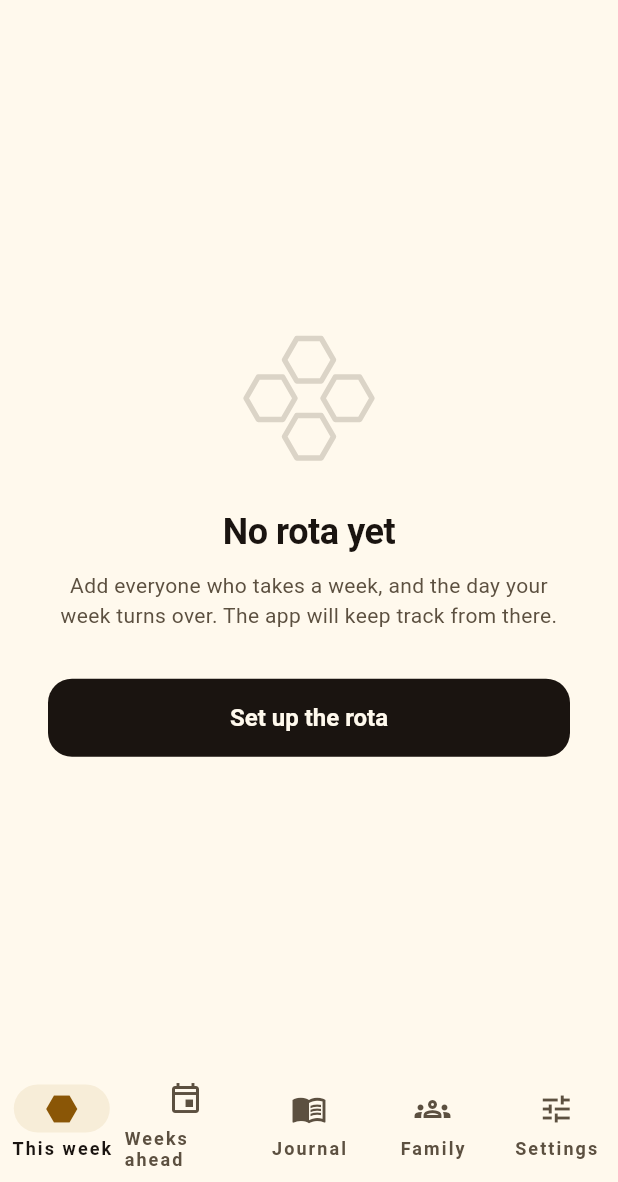
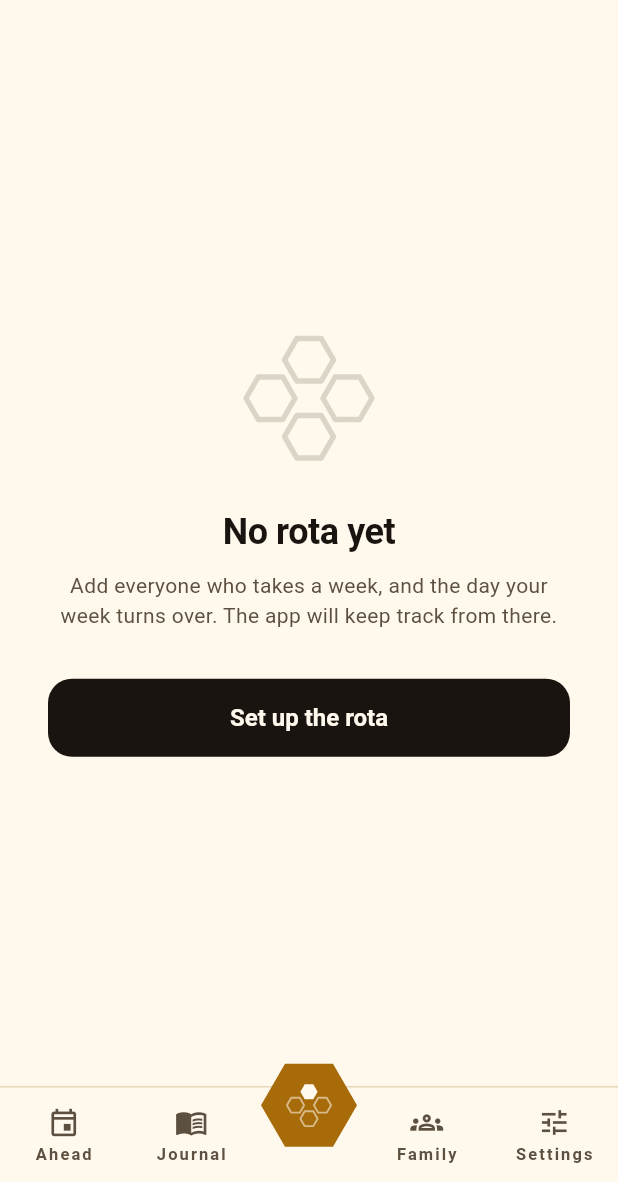
Before and after one commit to Jabulile1704/Mashibini-Prayer, a Flutter app: the screen it shows after launch, on a phone screen of 412 x 824 dp, the part 54-1236 px from its top. Run offline on Flutter 3.47's test engine with Material 3 defaults, Android fonts, the phone set to English and light mode, and no system bars; our stand-ins replace firebase_core, flutter_local_notifications, image_picker, package_info_plus, share_plus, shared_preferences and 1 more; accounts and stored records are empty.

Commit message:
feat(ui): the centre of the bar is a comb cell
Two complaints from the owner, with different causes.

"Weeks ahead" wrapped onto two lines. Five labels share the width of a
phone and that one is eleven characters with a space in it; `NavigationBar`
wraps rather than truncating, so its icon was pushed up and the row sat
visibly uneven beside four single-line neighbours. Nothing was clipped —
#111 claimed otherwise and was wrong — it was ragged. It is `Ahead` now,
which beside a centre cell meaning *this week* is the same distinction in
half the space.

And This week was the first of five equal icons. Day 8 decided this app
answers one question; a bar giving that answer the same weight as Settings
says the opposite of every other decision in it. It is the middle
destination now, raised out of the bar as a hexagon drawn from
`CombMarkPainter.cell` — the app's own geometry rather than a second piece
of trigonometry that can drift from it.

Its label is not drawn. The shape is the label: the only thing above the
line, and the screen it opens says "This week" at the top. Screen readers
are given the word regardless.

Replacing `NavigationBar` means providing what it gave for free, so that is
written out rather than assumed: semantics with `button` and `selected` on
every destination including the unlabelled one, selection marked by a
filled icon *and* a heavier label *and* a filled cell rather than by colour
alone, the centre's tap target squared up to `Touch.minimum` so the
hexagon's narrow waist is not the only thing answering a finger, and
`FittedBox(scaleDown)` with `maxLines: 1` on the side labels — which makes
the wrapping defect impossible by construction rather than by choosing
short words carefully.

ADR-022. ADR-016's "four tabs in a bottom navigation bar" is now wrong
twice, and both amendments came from the owner looking at the running app.

```diff
--- a/lib/src/presentation/screens/home_shell.dart
+++ b/lib/src/presentation/screens/home_shell.dart
@@ -9,13 +9,15 @@ import '../../data/sources/platform/photos.dart';
 import '../../data/sources/platform/sharing.dart';
 import '../../domain/entities/calendar_date.dart';
 import '../../domain/ids.dart';
+import '../widgets/comb_bar.dart';
 import 'family_tree_screen.dart';
 import 'journal_screen.dart';
 import 'schedule_screen.dart';
 import 'settings_screen.dart';
 import 'this_week_screen.dart';
 
-/// The five tabs, and the bar that moves between them (ADR-016, ADR-020).
+/// The five tabs, and the comb that moves between them (ADR-016, ADR-020,
+/// ADR-022).
 ///
 /// Before this, every destination in the app was a `Navigator.push` from
 /// This Week, three of them from icon buttons in the top-right — the hardest
@@ -58,17 +60,51 @@ class HomeShell extends StatefulWidget {
 
   static const Key bar = Key('shell.bar');
 
-  /// The five destination labels, in order.
+  /// Where the raised comb cell sits: the middle of five.
+  static const int centre = 2;
+
+  /// The five destinations, in the order they appear.
   ///
-  /// Exposed so the accessibility sweep measures the real list rather than a
-  /// copy of it that can fall behind — which matters more than it sounds,
-  /// because what that sweep measures is whether these words fit (#111).
-  static const List<String> labels = <String>[
-    'This week',
-    'Weeks ahead',
-    'Journal',
-    'Family',
-    'Settings',
+  /// **This week is in the middle**, not first, and is the raised cell. The
+  /// app answers one question and the bar should look like it does — see
+  /// ADR-022.
+  ///
+  /// Every label is **one word** except the centre's, which is not drawn.
+  /// Five labels share the width of a phone, and "Weeks ahead" wrapped onto
+  /// two lines, which pushed its icon up and left the row ragged. "Ahead"
+  /// beside a centre cell meaning this week is not ambiguous; it is the
+  /// same distinction in half the space.
+  static const List<CombDestination> destinations = <CombDestination>[
+    CombDestination(
+      icon: Icons.event_outlined,
+      selectedIcon: Icons.event,
+      label: 'Ahead',
+    ),
+    CombDestination(
+      icon: Icons.menu_book_outlined,
+      selectedIcon: Icons.menu_book,
+      label: 'Journal',
+    ),
+    CombDestination(
+      icon: Icons.hexagon_outlined,
+      selectedIcon: Icons.hexagon,
+      label: 'This week',
+    ),
+    CombDestination(
+      icon: Icons.groups_outlined,
+      selectedIcon: Icons.groups,
+      label: 'Family',
+    ),
+    CombDestination(
+      icon: Icons.tune_outlined,
+      selectedIcon: Icons.tune,
+      label: 'Settings',
+    ),
+  ];
+
+  /// The five labels, in order. For the accessibility sweep.
+  static List<String> get labels => <String>[
+    for (final CombDestination d in destinations) d.label,
   ];
 
   @override
@@ -76,7 +112,13 @@ class HomeShell extends StatefulWidget {
 }
 
 class _HomeShellState extends State<HomeShell> {
-  int _tab = 0;
+  /// Opens on This week.
+  ///
+  /// It is the middle destination now rather than the first, and the app
+  /// exists to answer the question that screen answers — so the index is
+  /// named rather than left as a 0 that used to mean the same thing by
+  /// accident.
+  int _tab = HomeShell.centre;
 
   @override
   Widget build(BuildContext context) {
@@ -89,12 +131,7 @@ class _HomeShellState extends State<HomeShell> {
       body: IndexedStack(
         index: _tab,
         children: <Widget>[
-          ThisWeekScreen(
-            repository: widget.repository,
-            settings: widget.settings,
-            ids: widget.ids,
-            today: widget.today,
-          ),
+          // In `HomeShell.destinations` order, which puts This week third.
           ScheduleScreen(
             familyRepository: widget.repository,
             settings: widget.settings,
@@ -102,6 +139,12 @@ class _HomeShellState extends State<HomeShell> {
             today: widget.today,
           ),
           JournalScreen(journal: widget.journal, today: widget.today),
+          ThisWeekScreen(
+            repository: widget.repository,
+            settings: widget.settings,
+            ids: widget.ids,
+            today: widget.today,
+          ),
           FamilyTreeScreen(
             familyRepository: widget.repository,
             photos: widget.photos,
@@ -120,37 +163,12 @@ class _HomeShellState extends State<HomeShell> {
           ),
         ],
       ),
-      bottomNavigationBar: NavigationBar(
+      bottomNavigationBar: CombBar(
         key: HomeShell.bar,
+        destinations: HomeShell.destinations,
+        centreIndex: HomeShell.centre,
         selectedIndex: _tab,
-        onDestinationSelected: (int to) => setState(() => _tab = to),
-        destinations: const <NavigationDestination>[
-          NavigationDestination(
-            icon: Icon(Icons.hexagon_outlined),
-            selectedIcon: Icon(Icons.hexagon),
-            label: 'This week',
-          ),
-          NavigationDestination(
-            icon: Icon(Icons.event_outlined),
-            selectedIcon: Icon(Icons.event),
-            label: 'Weeks ahead',
-          ),
-          NavigationDestination(
-            icon: Icon(Icons.menu_book_outlined),
-            selectedIcon: Icon(Icons.menu_book),
-            label: 'Journal',
-          ),
-          NavigationDestination(
-            icon: Icon(Icons.groups_outlined),
-            selectedIcon: Icon(Icons.groups),
-            label: 'Family',
-          ),
-          NavigationDestination(
-            icon: Icon(Icons.tune_outlined),
-            selectedIcon: Icon(Icons.tune),
-            label: 'Settings',
-          ),
-        ],
+        onSelected: (int to) => setState(() => _tab = to),
       ),
     );
   }
--- /dev/null
+++ b/lib/src/presentation/widgets/comb_bar.dart
@@ -0,0 +1,275 @@
+import 'package:flutter/material.dart';
+
+import '../brand/mark.dart';
+import '../brand/tokens.dart';
+
+/// One destination in the [CombBar].
+class CombDestination {
+  const CombDestination({
+    required this.icon,
+    required this.selectedIcon,
+    required this.label,
+  });
+
+  final IconData icon;
+  final IconData selectedIcon;
+
+  /// One word wherever one word will do.
+  ///
+  /// Five labels share the width of a phone, so a two-word label is a label
+  /// that wraps — which is what "Weeks ahead" did, and it looked like a
+  /// mistake rather than a design.
+  final String label;
+}
+
+/// The bottom bar: four destinations, and the one the app is about raised
+/// into a comb cell between them.
+///
+/// Material's `NavigationBar` divides its width evenly and gives every
+/// destination the same weight. That is the right default and the wrong
+/// answer here, for a reason Day 8 settled long before this widget existed:
+/// **the app answers one question.** A bar in which "whose week is it" is
+/// the third of five equal icons says the opposite.
+///
+/// So the centre is a hexagon, drawn in the same geometry as the app's mark
+/// (`CombMarkPainter.cell`), sitting above the bar's own edge. It is the
+/// only destination with a filled shape behind it, and it is the only one
+/// that breaks the line — two differences, neither of them colour alone,
+/// because colour alone is not a distinction everybody can see.
+class CombBar extends StatelessWidget {
+  const CombBar({
+    required this.destinations,
+    required this.centreIndex,
+    required this.selectedIndex,
+    required this.onSelected,
+    super.key,
+  });
+
+  /// Every destination, in the order they appear — including the centre.
+  final List<CombDestination> destinations;
+
+  /// Which of [destinations] is raised. Expected to be the middle one.
+  final int centreIndex;
+
+  final int selectedIndex;
+  final ValueChanged<int> onSelected;
+
+  /// How far the comb cell rises above the bar.
+  static const double overhang = Space.lg;
+
+  /// The cell's width. Its height follows from the hexagon being regular.
+  static const double cellWidth = 64;
+
+  /// The flat part of the bar, below the overhang.
+  static const double barHeight = 64;
+
+  @override
+  Widget build(BuildContext context) {
+    final ThemeData theme = Theme.of(context);
+    final double bottomInset = MediaQuery.paddingOf(context).bottom;
+
+    return SizedBox(
+      // The overhang is outside the bar's own box, so the Stack needs room
+      // for it or the cell is clipped at its own top edge.
+      height: barHeight + overhang + bottomInset,
+      child: Stack(
+        clipBehavior: Clip.none,
+        children: <Widget>[
+          Positioned(
+            left: 0,
+            right: 0,
+            bottom: 0,
+            child: Container(
+              height: barHeight + bottomInset,
+              padding: EdgeInsets.only(bottom: bottomInset),
+              decoration: BoxDecoration(
+                color: theme.colorScheme.surfaceContainer,
+                border: Border(
+                  top: BorderSide(color: theme.colorScheme.outlineVariant),
+                ),
+              ),
+              child: Row(
+                children: <Widget>[
+                  for (int i = 0; i < destinations.length; i++)
+                    if (i == centreIndex)
+                      // The centre keeps its share of the row so the four
+                      // others stay evenly spaced; the cell itself is drawn
+                      // over this gap by the Positioned below.
+                      const SizedBox(width: cellWidth + Space.sm)
+                    else
+                      Expanded(
+                        child: _SideDestination(
+                          destination: destinations[i],
+                          selected: i == selectedIndex,
+                          onTap: () => onSelected(i),
+                        ),
+                      ),
+                ],
+              ),
+            ),
+          ),
+          Positioned(
+            top: 0,
+            left: 0,
+            right: 0,
+            child: Center(
+              child: _CentreCell(
+                destination: destinations[centreIndex],
+                selected: centreIndex == selectedIndex,
+                onTap: () => onSelected(centreIndex),
+              ),
+            ),
+          ),
+        ],
+      ),
+    );
+  }
+}
+
+/// One of the four ordinary destinations.
+class _SideDestination extends StatelessWidget {
+  const _SideDestination({
+    required this.destination,
+    required this.selected,
+    required this.onTap,
+  });
+
+  final CombDestination destination;
+  final bool selected;
+  final VoidCallback onTap;
+
+  @override
+  Widget build(BuildContext context) {
+    final ThemeData theme = Theme.of(context);
+    final Color colour = selected
+        ? theme.colorScheme.secondary
+        : theme.colorScheme.onSurfaceVariant;
+
+    return Semantics(
+      button: true,
+      selected: selected,
+      label: destination.label,
+      child: ExcludeSemantics(
+        child: InkResponse(
+          onTap: onTap,
+          radius: Touch.minimum,
+          child: SizedBox(
+            height: Touch.minimum,
+            child: Column(
+              mainAxisAlignment: MainAxisAlignment.center,
+              children: <Widget>[
+                Icon(
+                  selected ? destination.selectedIcon : destination.icon,
+                  size: 22,
+                  color: colour,
+                ),
+                const SizedBox(height: Space.xs),
+                // One line, always. A label that wraps in a bar this short
+                // pushes the icon up and makes the row ragged, which is the
+                // complaint that produced this widget. `scaleDown` keeps the
+                // whole word at any text size instead of hyphenating it.
+                FittedBox(
+                  fit: BoxFit.scaleDown,
+                  child: Text(
+                    destination.label,
+                    maxLines: 1,
+                    style: theme.textTheme.labelSmall?.copyWith(
+                      color: colour,
+                      fontWeight: selected ? FontWeight.w600 : null,
+                    ),
+                  ),
+                ),
+              ],
+            ),
+          ),
+        ),
+      ),
+    );
+  }
+}
+
+/// The raised comb cell in the middle.
+///
+/// No label under it. The shape is the label: it is the app's own mark, it
+/// is the only thing above the line, and the screen it opens says "This
+/// week" at the top. A word under a hexagon that is already twice the size
+/// of its neighbours would be the third way of saying the same thing.
+///
+/// A screen reader is given the full name regardless — the shape says it to
+/// people who can see it, and `Semantics` says it to people who cannot.
+class _CentreCell extends StatelessWidget {
+  const _CentreCell({
+    required this.destination,
+    required this.selected,
+    required this.onTap,
+  });
+
+  final CombDestination destination;
+  final bool selected;
+  final VoidCallback onTap;
+
+  @override
+  Widget build(BuildContext context) {
+    final ThemeData theme = Theme.of(context);
+    // A regular flat-topped hexagon is shorter than it is wide.
+    const double height = CombBar.cellWidth * 0.9;
+
+    return Semantics(
+      button: true,
+      selected: selected,
+      label: destination.label,
+      child: ExcludeSemantics(
+        child: GestureDetector(
+          onTap: onTap,
+          behavior: HitTestBehavior.opaque,
+          child: SizedBox(
+            // The hexagon is narrower than the minimum target at its waist,
+            // so the tappable box is squared up to it rather than the shape
+            // being the only thing that answers a finger (N5).
+            width: CombBar.cellWidth + Space.sm,
+            height: Touch.minimum > height ? Touch.minimum : height,
+            child: Center(
+              child: ClipPath(
+                clipper: _CellClipper(),
+                child: Container(
+                  width: CombBar.cellWidth,
+                  height: height,
+                  color: selected
+                      ? theme.colorScheme.secondary
+                      : theme.colorScheme.surfaceContainerHighest,
+                  alignment: Alignment.center,
+                  child: RotaMark(
+                    size: CombBar.cellWidth * 0.46,
+                    parts: 4,
+                    current: 0,
+                    ringColour: selected
+                        ? theme.colorScheme.onSecondary.withValues(alpha: 0.55)
+                        : theme.colorScheme.onSurfaceVariant,
+                    currentColour: selected
+                        ? theme.colorScheme.onSecondary
+                        : theme.colorScheme.secondary,
+                  ),
+                ),
+              ),
+            ),
+          ),
+        ),
+      ),
+    );
+  }
+}
+
+/// The app's own hexagon, as a clip.
+///
+/// `CombMarkPainter.cell` rather than a second piece of trigonometry: two
+/// hexagons drawn from two formulas are two hexagons that can stop matching.
+class _CellClipper extends CustomClipper<Path> {
+  @override
+  Path getClip(Size size) => CombMarkPainter.cell(
+    Offset(size.width / 2, size.height / 2),
+    size.width / 2,
+  );
+
+  @override
+  bool shouldReclip(CustomClipper<Path> oldClipper) => false;
+}
```
Also changed, not shown: 3 other files.
